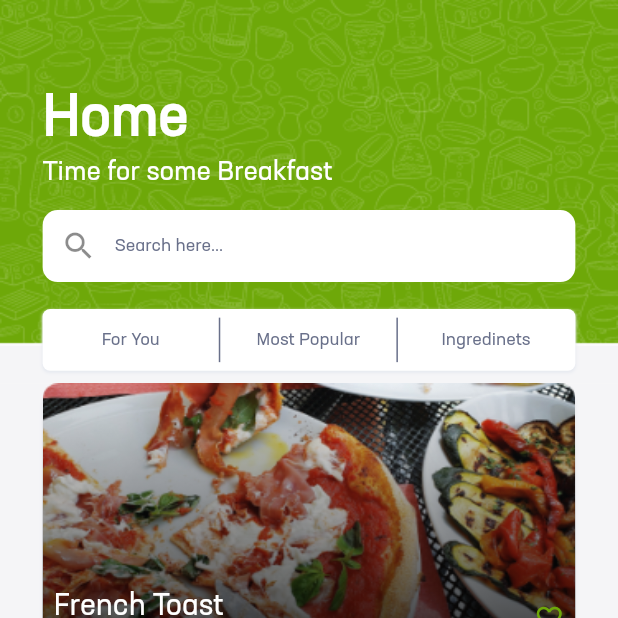
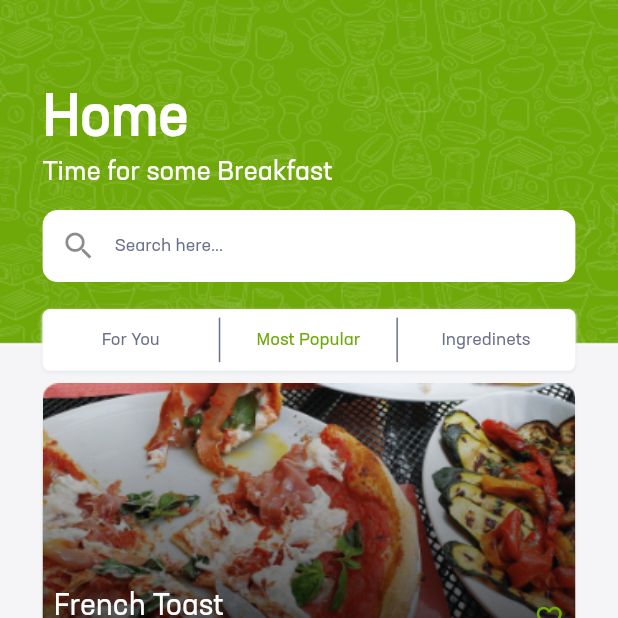
Before and after one commit to MalshanPerera/foodpal, a Flutter app: the HomeScreen screen opened by its route, swiped to page 2, on a phone screen of 412 x 824 dp, the top half of it. Run offline on Flutter 3.47's test engine with Material 2 defaults, Android fonts, the phone set to English and light mode, and no system bars; missing offline and left inert: page_view_indicator.

Commit message:
Home Screen UI Logic with Animation

```diff
--- a/lib/screens/home_screen.dart
+++ b/lib/screens/home_screen.dart
@@ -12,6 +12,8 @@ class _HomeScreenState extends State<HomeScreen> {
 
   final _width = Utils.bodyWidth;
   final _height = Utils.totalBodyHeight;
+
+  int _currentPageIndex = 0;
 
   PageController _controller = PageController(
     initialPage: 0,
@@ -103,27 +105,60 @@ class _HomeScreenState extends State<HomeScreen> {
                     height:  _height * 0.05,
                     child: Row(
                       children: <Widget>[
-                        Container(
-                          width: _width * 0.285,
-                          child: Text("For You", style: Theme.of(context).textTheme.body2, textAlign: TextAlign.center,),
+                        InkWell(
+                          child: Container(
+                            width: _width * 0.285,
+                            child: Text("For You",
+                              style: _currentPageIndex == 0 ? Theme.of(context).textTheme.body2.copyWith(color: Theme.of(context).accentColor) : Theme.of(context).textTheme.body2,
+                              textAlign: TextAlign.center,
+                            ),
+                          ),
+                          onTap: () {
+                            setState(() {
+                              _controller.animateToPage(0, duration: Duration(milliseconds: 300), curve: Curves.easeIn,);
+                              _currentPageIndex = 0;
+                            });
+                          },
                         ),
                         Container(
                           margin: EdgeInsets.only(top: _height * 0.007, bottom: _height * 0.007),
                           color: Theme.of(context).highlightColor,
                           width: 1,
                         ),
-                        Container(
-                          width: _width * 0.285,
-                          child: Text("Most Popular", style: Theme.of(context).textTheme.body2, textAlign: TextAlign.center,),
+                        InkWell(
+                          child: Container(
+                            width: _width * 0.285,
+                            child: Text("Most Popular",
+                              style: _currentPageIndex == 1 ? Theme.of(context).textTheme.body2.copyWith(color: Theme.of(context).accentColor) : Theme.of(context).textTheme.body2,
+                              textAlign: TextAlign.center,
+                            ),
+                          ),
+                          onTap: () {
+                            setState(() {
+                              _controller.animateToPage(1, duration: Duration(milliseconds: 300), curve: Curves.easeIn,);
+                              _currentPageIndex = 1;
+                            });
+                          },
                         ),
                         Container(
                           margin: EdgeInsets.only(top: _height * 0.007, bottom: _height * 0.007),
                           color: Theme.of(context).highlightColor,
                           width: 1,
                         ),
-                        Container(
-                          width: _width * 0.285,
-                          child: Text("Ingredinets", style: Theme.of(context).textTheme.body2, textAlign: TextAlign.center,),
+                        InkWell(
+                          child: Container(
+                            width: _width * 0.285,
+                            child: Text("Ingredinets",
+                              style: _currentPageIndex == 2 ? Theme.of(context).textTheme.body2.copyWith(color: Theme.of(context).accentColor) : Theme.of(context).textTheme.body2,
+                              textAlign: TextAlign.center,
+                            ),
+                          ),
+                          onTap: () {
+                            setState(() {
+                              _controller.animateToPage(2, duration: Duration(milliseconds: 300), curve: Curves.easeIn,);
+                              _currentPageIndex = 2;
+                            });
+                          },
                         ),
                       ],
                     ),
@@ -142,9 +177,9 @@ class _HomeScreenState extends State<HomeScreen> {
                   _mostPopular(),
                   _ingredientsTab(),
                 ],
-                onPageChanged:(index) {
+                onPageChanged: (index){
                   setState(() {
-
+                    _currentPageIndex = index;
                   });
                 },
               ),
```
